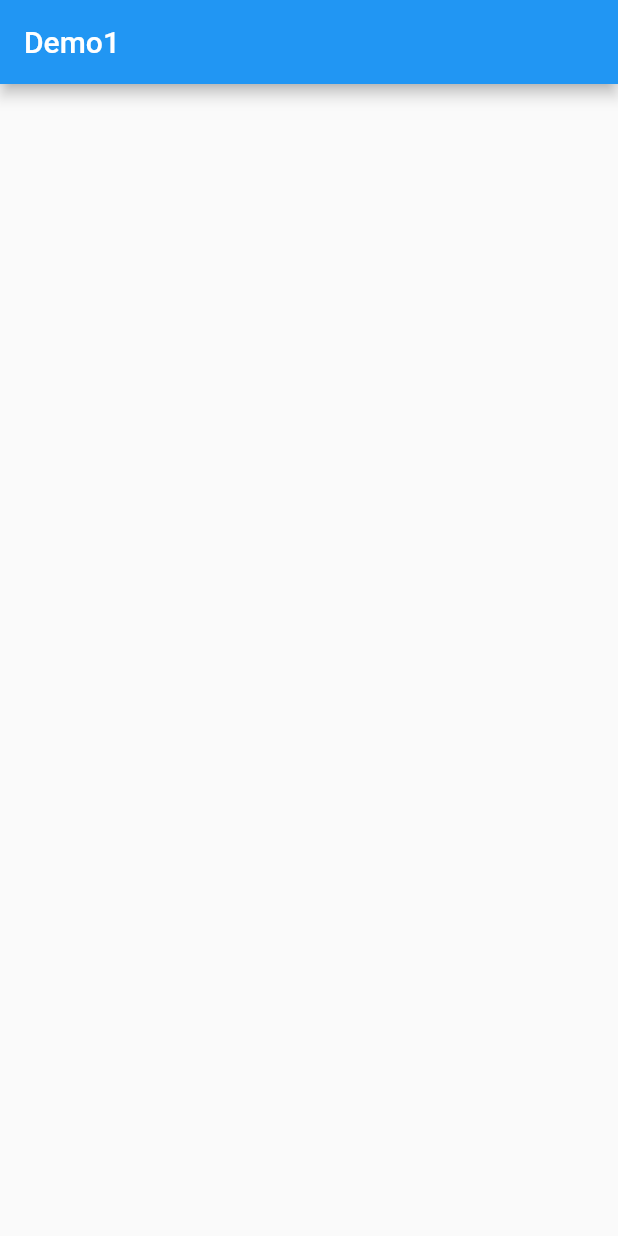
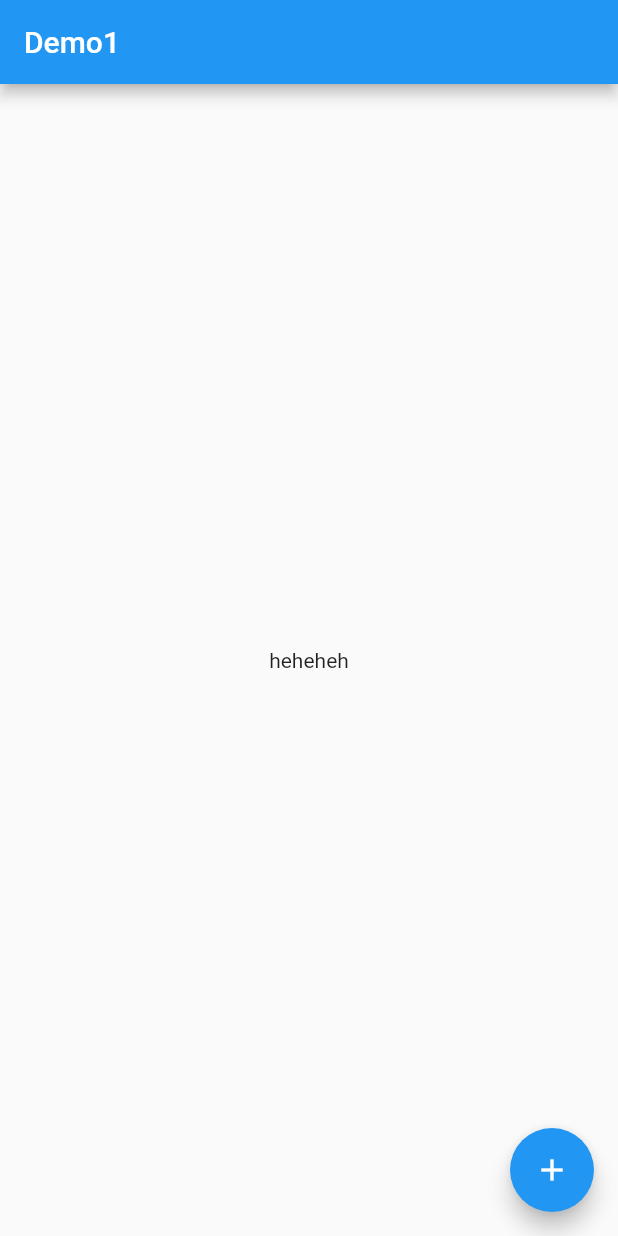
Before and after one commit to salehfardin/app1, a Flutter app: the screen it shows after launch, on a phone screen of 412 x 824 dp. Run offline on Flutter 3.47's test engine with Material 2 defaults, Android fonts, the phone set to English and light mode, and no system bars.

Commit message:
Sada khus raho ye dua he hmari

```diff
--- a/lib/demo1.dart
+++ b/lib/demo1.dart
@@ -9,6 +9,13 @@ class Demo1 extends StatelessWidget {
       appBar: AppBar(
         title: const Text("Demo1"),
       ),
+      floatingActionButton: FloatingActionButton(
+        onPressed: () {},
+        child: const Icon(Icons.add),
+      ),
+      body: const Center(
+        child: Text("heheheh"),
+      ),
     );
   }
 }
```
